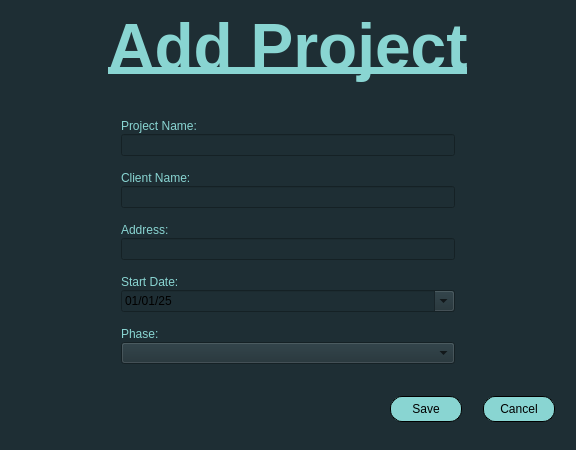
This is src/ui/AddProject.ui in CanMatthewCode/ArchitectsLog as Qt 5 draws it before an edit. The edited form follows.
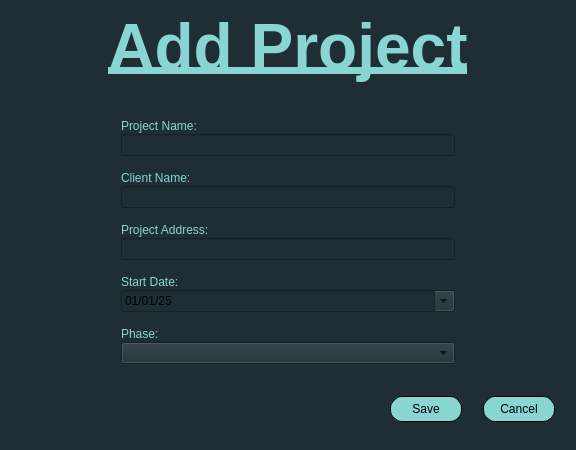
This is the edited form.

Commit message: update AddArchitect.ui/.py and ViewArchitect.ui/.py files with slight changes to size formatting and naming convention

The edit to the form file:
```diff
--- a/src/ui/AddProject.ui
+++ b/src/ui/AddProject.ui
@@ -121,7 +121,7 @@
 }</string>
          </property>
          <property name="text">
-          <string>Address:</string>
+          <string>Project Address:</string>
          </property>
         </widget>
        </item>
```
The commit also changes 3 other files.
